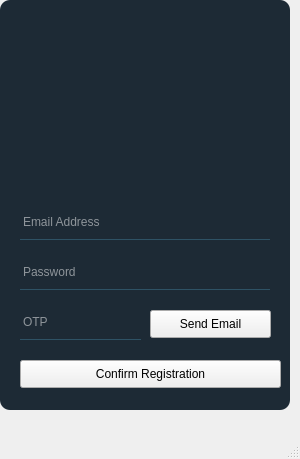
Above: UI Files/f1.ui from cgatting/Ass-2049 before the change. Below: the same form after it.
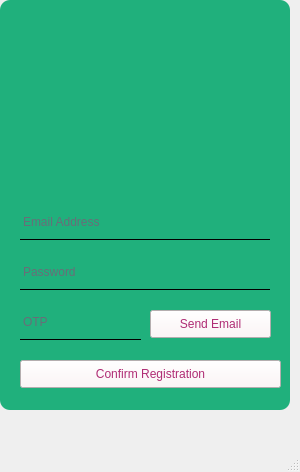
That is the form after the change. Icons and pictures are not drawn.

Commit message: changes from friday

```diff
--- a/UI Files/f1.ui
+++ b/UI Files/f1.ui
@@ -7,7 +7,7 @@
     <x>0</x>
     <y>0</y>
     <width>300</width>
-    <height>459</height>
+    <height>472</height>
    </rect>
   </property>
   <property name="windowTitle">
@@ -34,7 +34,7 @@
      </rect>
     </property>
     <property name="styleSheet">
-     <string notr="true">background-color:rgba(16, 30, 41, 240);
+     <string notr="true">background-color:rgb(32, 176, 124);
 border-radius: 10px</string>
     </property>
     <property name="text">
@@ -56,9 +56,9 @@
        <colorrole role="WindowText">
         <brush brushstyle="SolidPattern">
          <color alpha="255">
-          <red>64</red>
-          <green>0</green>
-          <blue>255</blue>
+          <red>175</red>
+          <green>44</green>
+          <blue>116</blue>
          </color>
         </brush>
        </colorrole>
@@ -74,18 +74,18 @@
        <colorrole role="Text">
         <brush brushstyle="SolidPattern">
          <color alpha="255">
-          <red>255</red>
-          <green>255</green>
-          <blue>255</blue>
+          <red>175</red>
+          <green>44</green>
+          <blue>116</blue>
          </color>
         </brush>
        </colorrole>
        <colorrole role="ButtonText">
         <brush brushstyle="SolidPattern">
          <color alpha="255">
-          <red>64</red>
-          <green>0</green>
-          <blue>255</blue>
+          <red>175</red>
+          <green>44</green>
+          <blue>116</blue>
          </color>
         </brush>
        </colorrole>
@@ -112,9 +112,9 @@
        <colorrole role="WindowText">
         <brush brushstyle="SolidPattern">
          <color alpha="255">
-          <red>64</red>
-          <green>0</green>
-          <blue>255</blue>
+          <red>175</red>
+          <green>44</green>
+          <blue>116</blue>
          </color>
         </brush>
        </colorrole>
@@ -130,18 +130,18 @@
        <colorrole role="Text">
         <brush brushstyle="SolidPattern">
          <color alpha="255">
-          <red>255</red>
-          <green>255</green>
-          <blue>255</blue>
+          <red>175</red>
+          <green>44</green>
+          <blue>116</blue>
          </color>
         </brush>
        </colorrole>
        <colorrole role="ButtonText">
         <brush brushstyle="SolidPattern">
          <color alpha="255">
-          <red>64</red>
-          <green>0</green>
-          <blue>255</blue>
+          <red>175</red>
+          <green>44</green>
+          <blue>116</blue>
          </color>
         </brush>
        </colorrole>
@@ -168,9 +168,9 @@
        <colorrole role="WindowText">
         <brush brushstyle="SolidPattern">
          <color alpha="255">
-          <red>64</red>
-          <green>0</green>
-          <blue>255</blue>
+          <red>175</red>
+          <green>44</green>
+          <blue>116</blue>
          </color>
         </brush>
        </colorrole>
@@ -186,18 +186,18 @@
        <colorrole role="Text">
         <brush brushstyle="SolidPattern">
          <color alpha="255">
-          <red>64</red>
-          <green>0</green>
-          <blue>255</blue>
+          <red>175</red>
+          <green>44</green>
+          <blue>116</blue>
          </color>
         </brush>
        </colorrole>
        <colorrole role="ButtonText">
         <brush brushstyle="SolidPattern">
          <color alpha="255">
-          <red>64</red>
-          <green>0</green>
-          <blue>255</blue>
+          <red>175</red>
+          <green>44</green>
+          <blue>116</blue>
          </color>
         </brush>
        </colorrole>
@@ -231,9 +231,9 @@
     <property name="styleSheet">
      <string notr="true">background-color: rgba(0, 0, 0, 0);
 border: 1px solid rgba(0, 0, 0, 0);
-border-bottom-color: rgba(46, 82, 101, 255);
-color: rbga(255, 255, 255);
-padding-bottom: 7px</string>
+border-bottom-color: rgba(0, 0, 0, 255);
+padding-bottom: 7px;
+color: rgb(175, 44, 116);</string>
     </property>
     <property name="text">
      <string/>
@@ -257,9 +257,9 @@
        <colorrole role="WindowText">
         <brush brushstyle="SolidPattern">
          <color alpha="255">
-          <red>64</red>
-          <green>0</green>
-          <blue>255</blue>
+          <red>175</red>
+          <green>44</green>
+          <blue>116</blue>
          </color>
         </brush>
        </colorrole>
@@ -275,18 +275,18 @@
        <colorrole role="Text">
         <brush brushstyle="SolidPattern">
          <color alpha="255">
-          <red>255</red>
-          <green>255</green>
-          <blue>255</blue>
+          <red>175</red>
+          <green>44</green>
+          <blue>116</blue>
          </color>
         </brush>
        </colorrole>
        <colorrole role="ButtonText">
         <brush brushstyle="SolidPattern">
          <color alpha="255">
-          <red>64</red>
-          <green>0</green>
-          <blue>255</blue>
+          <red>175</red>
+          <green>44</green>
+          <blue>116</blue>
          </color>
         </brush>
        </colorrole>
@@ -313,9 +313,9 @@
        <colorrole role="WindowText">
         <brush brushstyle="SolidPattern">
          <color alpha="255">
-          <red>64</red>
-          <green>0</green>
-          <blue>255</blue>
+          <red>175</red>
+          <green>44</green>
+          <blue>116</blue>
          </color>
         </brush>
        </colorrole>
@@ -331,18 +331,18 @@
        <colorrole role="Text">
         <brush brushstyle="SolidPattern">
          <color alpha="255">
-          <red>255</red>
-          <green>255</green>
-          <blue>255</blue>
+          <red>175</red>
+          <green>44</green>
+          <blue>116</blue>
          </color>
         </brush>
        </colorrole>
        <colorrole role="ButtonText">
         <brush brushstyle="SolidPattern">
          <color alpha="255">
-          <red>64</red>
-          <green>0</green>
-          <blue>255</blue>
+          <red>175</red>
+          <green>44</green>
+          <blue>116</blue>
          </color>
         </brush>
        </colorrole>
@@ -369,9 +369,9 @@
        <colorrole role="WindowText">
         <brush brushstyle="SolidPattern">
          <color alpha="255">
-          <red>64</red>
-          <green>0</green>
-          <blue>255</blue>
+          <red>175</red>
+          <green>44</green>
+          <blue>116</blue>
          </color>
         </brush>
        </colorrole>
@@ -387,18 +387,18 @@
        <colorrole role="Text">
         <brush brushstyle="SolidPattern">
          <color alpha="255">
-          <red>64</red>
-          <green>0</green>
-          <blue>255</blue>
+          <red>175</red>
+          <green>44</green>
+          <blue>116</blue>
          </color>
         </brush>
        </colorrole>
        <colorrole role="ButtonText">
         <brush brushstyle="SolidPattern">
          <color alpha="255">
-          <red>64</red>
-          <green>0</green>
-          <blue>255</blue>
+          <red>175</red>
+          <green>44</green>
+          <blue>116</blue>
          </color>
         </brush>
        </colorrole>
@@ -432,10 +432,9 @@
     <property name="styleSheet">
      <string notr="true">background-color: rgba(0, 0, 0, 0);
 border: 1px solid rgba(0, 0, 0, 0);
-border-bottom-color: rgba(46, 82, 101, 255);
-color: rbga(255, 255, 255);
+border-bottom-color: rgba(0, 0, 0, 255);
 padding-bottom: 7px;
-</string>
+color: rgb(175, 44, 116);</string>
     </property>
     <property name="text">
      <string/>
@@ -462,9 +461,9 @@
        <colorrole role="WindowText">
         <brush brushstyle="SolidPattern">
          <color alpha="255">
-          <red>64</red>
-          <green>0</green>
-          <blue>255</blue>
+          <red>175</red>
+          <green>44</green>
+          <blue>116</blue>
          </color>
         </brush>
        </colorrole>
@@ -480,18 +479,18 @@
        <colorrole role="Text">
         <brush brushstyle="SolidPattern">
          <color alpha="255">
-          <red>255</red>
-          <green>255</green>
-          <blue>255</blue>
+          <red>175</red>
+          <green>44</green>
+          <blue>116</blue>
          </color>
         </brush>
        </colorrole>
        <colorrole role="ButtonText">
         <brush brushstyle="SolidPattern">
          <color alpha="255">
-          <red>64</red>
-          <green>0</green>
-          <blue>255</blue>
+          <red>175</red>
+          <green>44</green>
+          <blue>116</blue>
          </color>
         </brush>
        </colorrole>
@@ -518,9 +517,9 @@
        <colorrole role="WindowText">
         <brush brushstyle="SolidPattern">
          <color alpha="255">
-          <red>64</red>
-          <green>0</green>
-          <blue>255</blue>
+          <red>175</red>
+          <green>44</green>
+          <blue>116</blue>
          </color>
         </brush>
        </colorrole>
@@ -536,18 +535,18 @@
        <colorrole role="Text">
         <brush brushstyle="SolidPattern">
          <color alpha="255">
-          <red>255</red>
-          <green>255</green>
-          <blue>255</blue>
+          <red>175</red>
+          <green>44</green>
+          <blue>116</blue>
          </color>
         </brush>
        </colorrole>
        <colorrole role="ButtonText">
         <brush brushstyle="SolidPattern">
          <color alpha="255">
-          <red>64</red>
-          <green>0</green>
-          <blue>255</blue>
+          <red>175</red>
+          <green>44</green>
+          <blue>116</blue>
          </color>
         </brush>
        </colorrole>
@@ -574,9 +573,9 @@
        <colorrole role="WindowText">
         <brush brushstyle="SolidPattern">
          <color alpha="255">
-          <red>64</red>
-          <green>0</green>
-          <blue>255</blue>
+          <red>175</red>
+          <green>44</green>
+          <blue>116</blue>
          </color>
         </brush>
        </colorrole>
@@ -592,18 +591,18 @@
        <colorrole role="Text">
         <brush brushstyle="SolidPattern">
          <color alpha="255">
-          <red>64</red>
-          <green>0</green>
-          <blue>255</blue>
+          <red>175</red>
+          <green>44</green>
+          <blue>116</blue>
          </color>
         </brush>
        </colorrole>
        <colorrole role="ButtonText">
         <brush brushstyle="SolidPattern">
          <color alpha="255">
-          <red>64</red>
-          <green>0</green>
-          <blue>255</blue>
+          <red>175</red>
+          <green>44</green>
+          <blue>116</blue>
          </color>
         </brush>
        </colorrole>
@@ -637,12 +636,12 @@
     <property name="styleSheet">
      <string notr="true">background-color: rgba(0, 0, 0, 0);
 border: 1px solid rgba(0, 0, 0, 0);
-border-bottom-color: rgba(46, 82, 101, 255);
-color: rbga(255, 255, 255);
-padding-bottom: 7px</string>
+border-bottom-color: rgba(0, 0, 0, 255);
+padding-bottom: 7px;
+color: rgb(175, 44, 116);</string>
     </property>
     <property name="inputMask">
-     <string>9990</string>
+     <string/>
     </property>
     <property name="text">
      <string/>
@@ -663,6 +662,11 @@
       <height>28</height>
      </rect>
     </property>
+    <property name="styleSheet">
+     <string notr="true">border_radius: 5px;
+color: rgb(175, 44, 116);
+background-color: rgb(252, 244, 245)</string>
+    </property>
     <property name="text">
      <string>Send Email</string>
     </property>
@@ -679,6 +683,11 @@
       <height>28</height>
      </rect>
     </property>
+    <property name="styleSheet">
+     <string notr="true">border_radius: 5px;
+color: rgb(175, 44, 116);
+background-color: rgb(252, 244, 245)</string>
+    </property>
     <property name="text">
      <string>Confirm Registration</string>
     </property>
```
Left out of the diff: 8 changed lines with no effect on the pictures. The commit also changes 2 other files.
